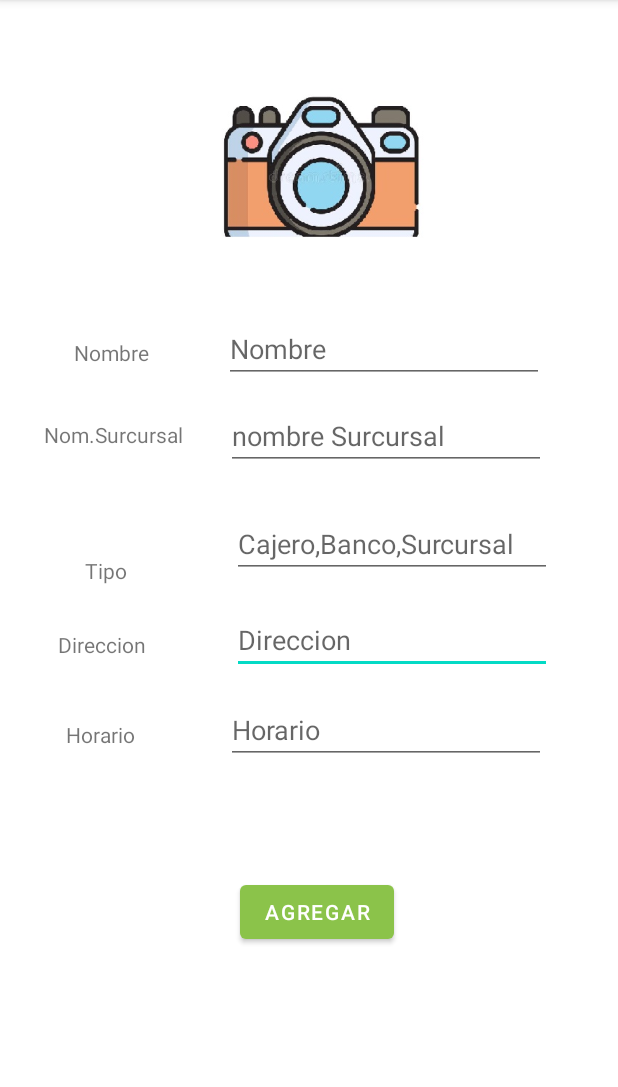
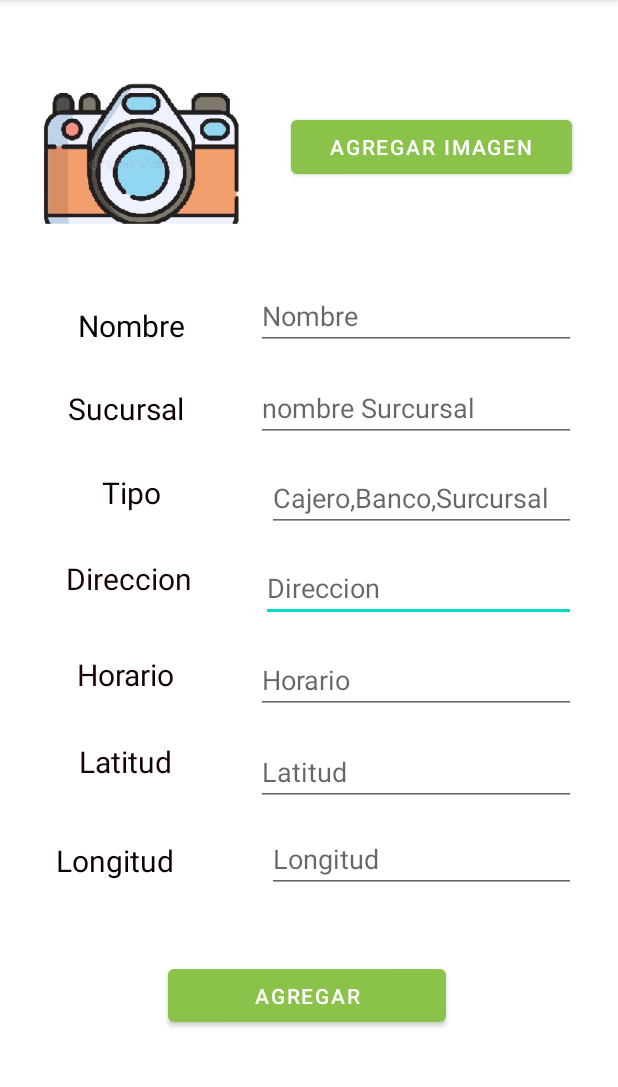
Before and after one commit to Andreastephgm/PiggyBank, an Android app: the AgregarBanco screen opened directly, with no data from a screen before it, on a phone screen of 412 x 824 dp, the part 84-1171 px from its top. Run offline under Robolectric (Android 15) with nearby library versions, the phone set to English and light mode, and no system bars; our stand-ins replace Firebase (no records; nobody signed in at launch, a user with empty details on screens opened directly).

Commit message:
agregar imagen

```diff
--- a/app/build.gradle
+++ b/app/build.gradle
@@ -41,10 +41,12 @@ dependencies {
     implementation 'androidx.navigation:navigation-ui:2.5.3'
     implementation 'com.google.firebase:firebase-database:20.1.0'
     implementation 'com.google.firebase:firebase-firestore:24.4.0'
+    implementation 'com.google.firebase:firebase-storage:20.1.0'
     testImplementation 'junit:junit:4.13.2'
     androidTestImplementation 'androidx.test.ext:junit:1.1.3'
     androidTestImplementation 'androidx.test.espresso:espresso-core:3.4.0'
     implementation platform('com.google.firebase:firebase-bom:31.0.2')
+    implementation 'com.google.firebase:firebase-storage:19.1.0'
     implementation 'com.google.firebase:firebase-analytics'
     implementation 'com.google.firebase:firebase-auth:21.1.0'
 
--- a/app/src/main/java/com/miempresa/findapp03/AgregarBanco.java
+++ b/app/src/main/java/com/miempresa/findapp03/AgregarBanco.java
@@ -1,25 +1,67 @@
 package com.miempresa.findapp03;
 
+import androidx.annotation.Nullable;
 import androidx.appcompat.app.AppCompatActivity;
 
+import android.app.ProgressDialog;
+import android.content.Intent;
+import android.graphics.Bitmap;
+import android.net.Uri;
 import android.os.Bundle;
+import android.provider.MediaStore;
+import android.util.Log;
 import android.view.View;
 import android.widget.Button;
 import android.widget.EditText;
+import android.widget.ImageView;
 import android.widget.Toast;
 
-import com.google.firebase.auth.FirebaseAuth;
+import com.google.android.gms.tasks.OnSuccessListener;
 import com.google.firebase.database.DatabaseReference;
 import com.google.firebase.database.FirebaseDatabase;
+import com.google.firebase.storage.FirebaseStorage;
+import com.google.firebase.storage.StorageReference;
+import com.google.firebase.storage.UploadTask;
+
+import java.io.IOException;
+import java.util.UUID;
+
 
 public class AgregarBanco extends AppCompatActivity {
 
     FirebaseDatabase database = FirebaseDatabase.getInstance();
     DatabaseReference myRef = database.getReference("Banco");
 
+    FirebaseStorage storage;
+    StorageReference storageReference;
+
+    private final int PICK_IMAGE_REQUEST = 22;
     Button agregar, agregarImagen;
     EditText etNombre, etNombreSucursal, etTipo, etDireccion, etHorario;
+    ImageView imagenBanco;
+    private Uri ubicacionImagen;
 
+
+    @Override
+    protected void onActivityResult(int requestCode, int resultCode, @Nullable Intent data) {
+        super.onActivityResult(requestCode, resultCode, data);
+        if (requestCode == PICK_IMAGE_REQUEST
+                && resultCode == RESULT_OK && data != null
+                && data.getData() != null) {
+            ubicacionImagen = data.getData();
+
+            try{
+                Bitmap imagen = MediaStore.Images.Media.getBitmap(getContentResolver(), ubicacionImagen);
+                imagenBanco.setImageBitmap(imagen);
+
+            }catch(IOException e){
+                e.printStackTrace();
+
+            }
+
+        }
+
+    }
 
     @Override
     protected void onCreate(Bundle savedInstanceState) {
@@ -32,6 +74,25 @@ public class AgregarBanco extends AppCompatActivity {
         etTipo = findViewById(R.id.ettipoin);
         etDireccion = findViewById(R.id.etdireccionin);
         etHorario = findViewById(R.id.ethorarioin);
+        agregarImagen = findViewById(R.id.btnAgregarImagen);
+        imagenBanco = findViewById(R.id.imageView);
+        storage = FirebaseStorage.getInstance();
+        storageReference = storage.getReference();
+
+        agregarImagen.setOnClickListener(new View.OnClickListener() {
+            @Override
+            public void onClick(View view) {
+
+                cargarImagen();
+            }
+        });
+
+        imagenBanco.setOnClickListener(new View.OnClickListener() {
+            @Override
+            public void onClick(View view) {
+                seleccionarImagen();
+            }
+        });
 
         agregar.setOnClickListener(new View.OnClickListener() {
             @Override
@@ -62,5 +123,36 @@ public class AgregarBanco extends AppCompatActivity {
         });
 
     }
+    public void seleccionarImagen(){
 
+        Intent i = new Intent();
+        i.setType("image/*");
+        i.setAction(Intent.ACTION_GET_CONTENT);
+        startActivityForResult(Intent.createChooser(i,"Seleccione la imagen"), PICK_IMAGE_REQUEST);
+
+    }
+
+    public void cargarImagen () {
+
+        if (ubicacionImagen != null) {
+
+            ProgressDialog progressDialog = new ProgressDialog(this);
+            progressDialog.setTitle("Cargando");
+            progressDialog.show();
+
+            StorageReference ref = storageReference.child("images/" + UUID.randomUUID().toString());
+            ref.putFile(ubicacionImagen).addOnSuccessListener(
+                    new OnSuccessListener<UploadTask.TaskSnapshot>() {
+                        @Override
+                        public void onSuccess(UploadTask.TaskSnapshot taskSnapshot) {
+                            progressDialog.dismiss();
+                            Toast.makeText(AgregarBanco.this, "Se cargo la imagen", Toast.LENGTH_LONG)
+                                    .show();
+                        }
+                    }
+            );
+
+
+        }
+    }
 }
--- a/app/src/main/res/layout/activity_agregar_banco.xml
+++ b/app/src/main/res/layout/activity_agregar_banco.xml
@@ -8,139 +8,232 @@
 
     <EditText
         android:id="@+id/etdireccionin"
-        android:layout_width="wrap_content"
-        android:layout_height="wrap_content"
-        android:layout_marginTop="404dp"
-        android:layout_marginEnd="44dp"
+        android:layout_width="210dp"
+        android:layout_height="44dp"
+        android:layout_marginTop="16dp"
+        android:layout_marginEnd="28dp"
         android:ems="10"
         android:hint="Direccion"
         android:inputType="textPersonName"
         app:layout_constraintEnd_toEndOf="parent"
-        app:layout_constraintTop_toTopOf="parent" />
+        app:layout_constraintTop_toBottomOf="@+id/ettipoin" />
 
     <TextView
         android:id="@+id/textView10"
-        android:layout_width="wrap_content"
-        android:layout_height="wrap_content"
-        android:layout_marginTop="420dp"
+        android:layout_width="117dp"
+        android:layout_height="36dp"
+        android:layout_marginStart="21dp"
+        android:layout_marginTop="28dp"
+        android:layout_marginEnd="25dp"
         android:text="Direccion"
-        app:layout_constraintEnd_toStartOf="@+id/ethorarioin"
-        app:layout_constraintHorizontal_bias="0.421"
+        android:textAlignment="center"
+        android:textColor="#170101"
+        android:textSize="20sp"
+        app:layout_constraintEnd_toStartOf="@+id/etdireccionin"
         app:layout_constraintStart_toStartOf="parent"
-        app:layout_constraintTop_toTopOf="parent" />
+        app:layout_constraintTop_toBottomOf="@+id/textView8" />
 
     <ImageView
         android:id="@+id/imageView"
         android:layout_width="156dp"
         android:layout_height="124dp"
-        android:layout_marginStart="136dp"
-        android:layout_marginTop="52dp"
+        android:layout_marginStart="16dp"
+        android:layout_marginTop="43dp"
         app:layout_constraintStart_toStartOf="parent"
         app:layout_constraintTop_toTopOf="parent"
         app:srcCompat="@drawable/camara1" />
 
     <TextView
         android:id="@+id/textView2"
-        android:layout_width="wrap_content"
-        android:layout_height="wrap_content"
-        android:layout_marginTop="225dp"
+        android:layout_width="116dp"
+        android:layout_height="27dp"
+        android:layout_marginStart="21dp"
+        android:layout_marginTop="36dp"
+        android:layout_marginEnd="25dp"
         android:text="Nombre"
+        android:textAlignment="center"
+        android:textColor="#070000"
+        android:textSize="20sp"
         app:layout_constraintEnd_toStartOf="@+id/etnombrein"
-        app:layout_constraintHorizontal_bias="0.5"
+        app:layout_constraintHorizontal_bias="1.0"
         app:layout_constraintStart_toStartOf="parent"
-        app:layout_constraintTop_toTopOf="parent" />
+        app:layout_constraintTop_toBottomOf="@+id/imageView" />
 
     <EditText
         android:id="@+id/etnombrein"
         android:layout_width="wrap_content"
         android:layout_height="wrap_content"
-        android:layout_marginTop="210dp"
+        android:layout_marginTop="188dp"
+        android:layout_marginEnd="28dp"
         android:ems="10"
         android:hint="Nombre"
         android:inputType="textPersonName"
         app:layout_constraintEnd_toEndOf="parent"
-        app:layout_constraintHorizontal_bias="0.5"
-        app:layout_constraintStart_toEndOf="@+id/textView2"
         app:layout_constraintTop_toTopOf="parent" />
 
     <TextView
         android:id="@+id/textView6"
-        android:layout_width="wrap_content"
-        android:layout_height="wrap_content"
-        android:layout_marginTop="280dp"
-        android:text="Nom.Surcursal"
+        android:layout_width="125dp"
+        android:layout_height="28dp"
+        android:layout_marginStart="21dp"
+        android:layout_marginTop="28dp"
+        android:layout_marginEnd="25dp"
+        android:text="Sucursal"
+        android:textAlignment="center"
+        android:textColor="#0E0000"
+        android:textSize="20sp"
         app:layout_constraintEnd_toStartOf="@+id/etsurcursalin"
-        app:layout_constraintHorizontal_bias="0.5"
+        app:layout_constraintHorizontal_bias="0.0"
         app:layout_constraintStart_toStartOf="parent"
-        app:layout_constraintTop_toTopOf="parent" />
+        app:layout_constraintTop_toBottomOf="@+id/textView2" />
 
     <EditText
         android:id="@+id/etsurcursalin"
         android:layout_width="wrap_content"
         android:layout_height="wrap_content"
-        android:layout_marginTop="268dp"
-        android:layout_marginEnd="48dp"
+        android:layout_marginTop="16dp"
+        android:layout_marginEnd="28dp"
         android:ems="10"
         android:hint="nombre Surcursal"
         android:inputType="textPersonName"
         app:layout_constraintEnd_toEndOf="parent"
-        app:layout_constraintTop_toTopOf="parent" />
+        app:layout_constraintTop_toBottomOf="@+id/etnombrein" />
 
     <EditText
         android:id="@+id/ettipoin"
-        android:layout_width="wrap_content"
-        android:layout_height="wrap_content"
-        android:layout_marginTop="340dp"
-        android:layout_marginEnd="44dp"
+        android:layout_width="206dp"
+        android:layout_height="44dp"
+        android:layout_marginTop="16dp"
+        android:layout_marginEnd="28dp"
         android:ems="10"
         android:hint="Cajero,Banco,Surcursal"
         android:inputType="textPersonName"
         app:layout_constraintEnd_toEndOf="parent"
-        app:layout_constraintTop_toTopOf="parent" />
+        app:layout_constraintTop_toBottomOf="@+id/etsurcursalin" />
 
     <EditText
         android:id="@+id/ethorarioin"
         android:layout_width="wrap_content"
         android:layout_height="wrap_content"
-        android:layout_marginTop="464dp"
-        android:layout_marginEnd="48dp"
+        android:layout_marginTop="16dp"
+        android:layout_marginEnd="28dp"
         android:ems="10"
         android:hint="Horario"
         android:inputType="textPersonName"
         app:layout_constraintEnd_toEndOf="parent"
-        app:layout_constraintTop_toTopOf="parent" />
+        app:layout_constraintTop_toBottomOf="@+id/etdireccionin" />
 
     <TextView
         android:id="@+id/textView9"
-        android:layout_width="wrap_content"
-        android:layout_height="wrap_content"
-        android:layout_marginTop="480dp"
+        android:layout_width="111dp"
+        android:layout_height="30dp"
+        android:layout_marginStart="21dp"
+        android:layout_marginTop="28dp"
+        android:layout_marginEnd="25dp"
         android:text="Horario"
+        android:textAlignment="center"
+        android:textColor="#150101"
+        android:textSize="20sp"
         app:layout_constraintEnd_toStartOf="@+id/ethorarioin"
-        app:layout_constraintHorizontal_bias="0.421"
         app:layout_constraintStart_toStartOf="parent"
-        app:layout_constraintTop_toTopOf="parent" />
+        app:layout_constraintTop_toBottomOf="@+id/textView10" />
 
     <TextView
         android:id="@+id/textView8"
-        android:layout_width="wrap_content"
-        android:layout_height="wrap_content"
+        android:layout_width="112dp"
+        android:layout_height="29dp"
+        android:layout_marginStart="21dp"
+        android:layout_marginTop="28dp"
+        android:layout_marginEnd="25dp"
         android:text="Tipo"
-        app:layout_constraintBottom_toBottomOf="parent"
+        android:textAlignment="center"
+        android:textColor="#0E0000"
+        android:textSize="20sp"
         app:layout_constraintEnd_toStartOf="@+id/ettipoin"
-        app:layout_constraintHorizontal_bias="0.448"
         app:layout_constraintStart_toStartOf="parent"
-        app:layout_constraintTop_toTopOf="parent"
-        app:layout_constraintVertical_bias="0.495" />
+        app:layout_constraintTop_toBottomOf="@+id/textView6" />
 
     <Button
         android:id="@+id/btnAgregar"
-        android:layout_width="wrap_content"
-        android:layout_height="wrap_content"
-        android:layout_marginStart="160dp"
-        android:layout_marginTop="584dp"
+        android:layout_width="185dp"
+        android:layout_height="47dp"
+        android:layout_marginStart="112dp"
+        android:layout_marginTop="640dp"
         android:text="Agregar"
         app:layout_constraintStart_toStartOf="parent"
         app:layout_constraintTop_toTopOf="parent" />
 
+    <Button
+        android:id="@+id/btnAgregarImagen"
+        android:layout_width="187dp"
+        android:layout_height="48dp"
+        android:layout_marginStart="22dp"
+        android:layout_marginTop="74dp"
+        android:layout_marginEnd="31dp"
+        android:text="Agregar Imagen"
+        app:layout_constraintEnd_toEndOf="parent"
+        app:layout_constraintStart_toEndOf="@+id/imageView"
+        app:layout_constraintTop_toTopOf="parent" />
+
+    <TextView
+        android:id="@+id/textView12"
+        android:layout_width="108dp"
+        android:layout_height="30dp"
+        android:layout_marginStart="21dp"
+        android:layout_marginTop="28dp"
+        android:layout_marginEnd="25dp"
+        android:text="Latitud"
+        android:textAlignment="center"
+        android:textColor="#170101"
+        android:textSize="20sp"
+        app:layout_constraintEnd_toStartOf="@+id/etLatitudIn"
+        app:layout_constraintStart_toStartOf="parent"
+        app:layout_constraintTop_toBottomOf="@+id/textView9" />
+
+    <TextView
+        android:id="@+id/textView13"
+        android:layout_width="115dp"
+        android:layout_height="26dp"
+        android:layout_marginStart="21dp"
+        android:layout_marginTop="36dp"
+        android:layout_marginEnd="25dp"
+        android:text="Longitud "
+        android:textAlignment="center"
+        android:textColor="#0C0000"
+        android:textSize="20sp"
+        app:layout_constraintEnd_toStartOf="@+id/etLongitudIn"
+        app:layout_constraintHorizontal_bias="0.0"
+        app:layout_constraintStart_toStartOf="parent"
+        app:layout_constraintTop_toBottomOf="@+id/textView12" />
+
+    <EditText
+        android:id="@+id/etLatitudIn"
+        android:layout_width="wrap_content"
+        android:layout_height="wrap_content"
+        android:layout_marginTop="16dp"
+        android:layout_marginEnd="28dp"
+        android:ems="10"
+        android:hint="Latitud"
+        android:inputType="textPersonName"
+        app:layout_constraintEnd_toEndOf="parent"
+        app:layout_constraintTop_toBottomOf="@+id/ethorarioin" />
+
+    <EditText
+        android:id="@+id/etLongitudIn"
+        android:layout_width="206dp"
+        android:layout_height="42dp"
+        android:layout_marginTop="16dp"
+        android:layout_marginEnd="28dp"
+        android:layout_marginBottom="43dp"
+        android:ems="10"
+        android:hint="Longitud"
+        android:inputType="textPersonName"
+        android:textAlignment="viewStart"
+        android:textColor="#0B0000"
+        android:textSize="18sp"
+        app:layout_constraintBottom_toTopOf="@+id/btnAgregar"
+        app:layout_constraintEnd_toEndOf="parent"
+        app:layout_constraintTop_toBottomOf="@+id/etLatitudIn"
+        app:layout_constraintVertical_bias="0.0" />
+
 </androidx.constraintlayout.widget.ConstraintLayout>
```
Also changed, not shown: app/src/main/java/com/miempresa/findapp03/Banco.java (+44 -23 lines), app/src/main/java/com/miempresa/findapp03/ListarBancos.java (+3 -12 lines), app/src/main/java/com/miempresa/findapp03/RecyclerTouchListener.java (added, +59 -0 lines).
